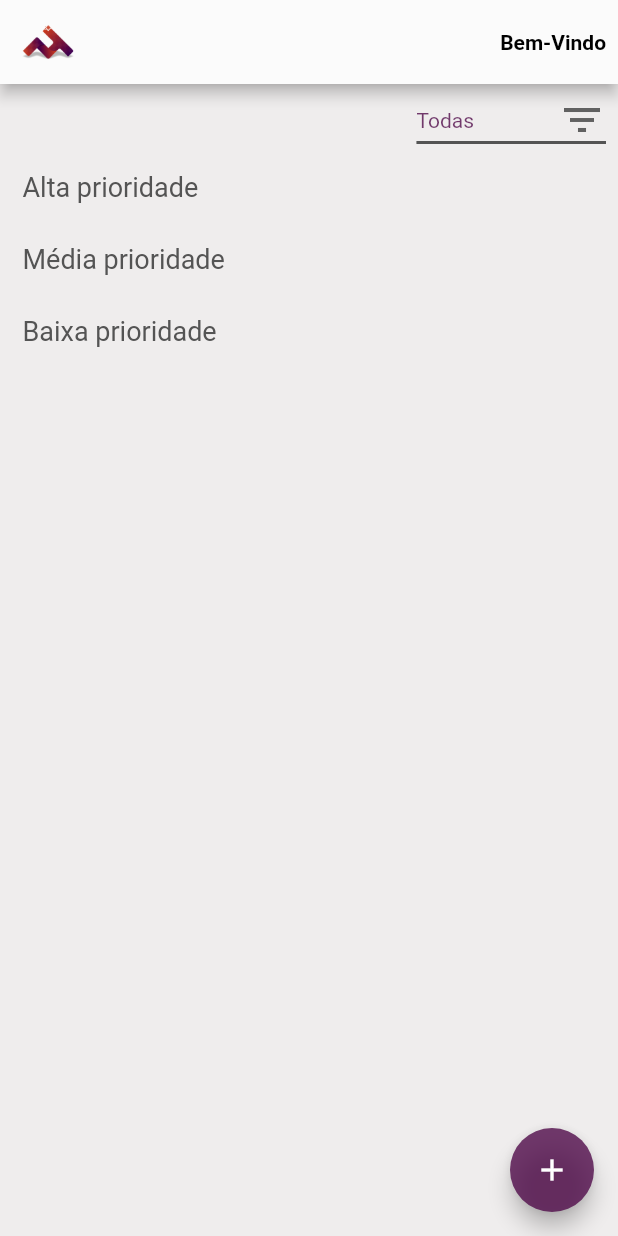
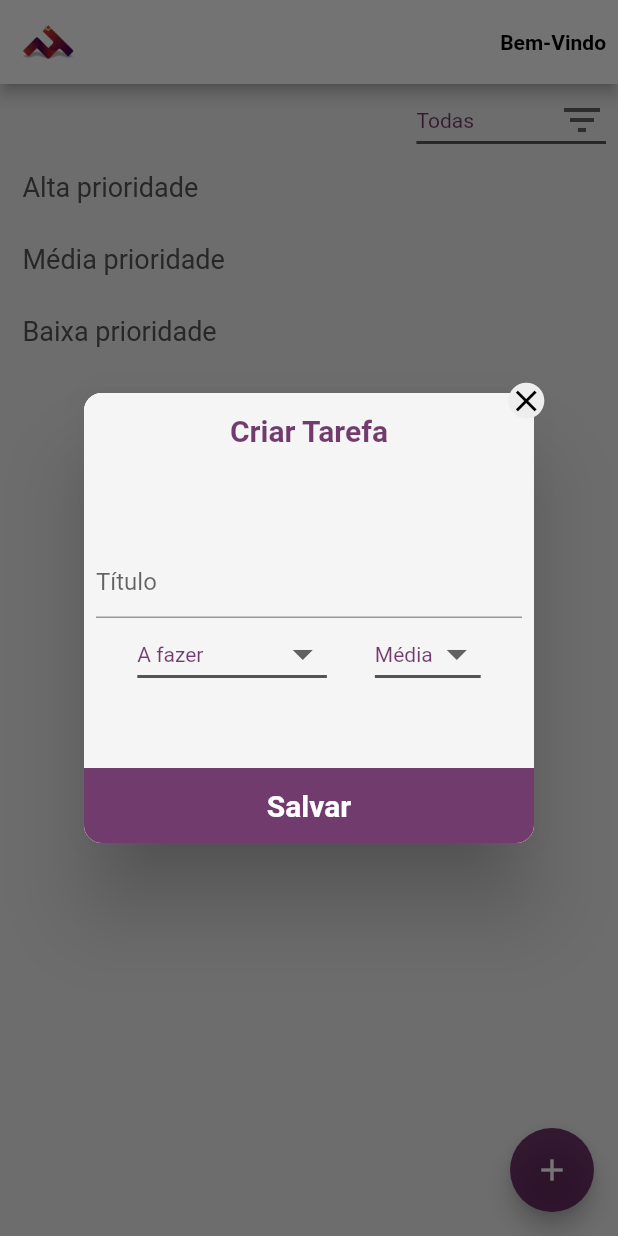
Before and after one commit to mrgr4v3s/mega_task, a Flutter app: the HomePage screen opened directly, after a tap on the "add" icon, on a phone screen of 412 x 824 dp. Run offline on Flutter 3.47's test engine with Material 2 defaults, Android fonts, the phone set to English and light mode, and no system bars; our stand-ins replace firebase_auth, sqflite; accounts and stored records are empty; statements that could not run were skipped.

Commit message:
Criação dos pop-ups para cadastro e edição de tarefas

```diff
--- /dev/null
+++ b/lib/ui/cadastroDialog.dart
@@ -0,0 +1,225 @@
+import 'package:flutter/material.dart';
+import 'package:flutter/rendering.dart';
+
+class CadastroDialog extends StatefulWidget {
+  @override
+  State<StatefulWidget> createState() => _CadastroDialogState();
+
+}
+
+class _CadastroDialogState extends State<CadastroDialog> {
+
+  String dropdownValueStatus = 'A fazer';
+  String dropdownValuePrioridade = 'Média';
+
+  final _tituloController = TextEditingController();
+
+  final _formKey = GlobalKey<FormState>();
+
+  Color _colorText = Color(0xFF545454);
+
+  @override
+  void iniState() {
+    super.initState();
+  }
+
+  @override
+  Widget build(BuildContext context) {
+    return Dialog(
+      shape: RoundedRectangleBorder(
+        borderRadius: BorderRadius.circular(12.0),
+      ),
+      child: Container(
+        decoration: BoxDecoration(
+          borderRadius: BorderRadius.circular(20.0),
+        ),
+        height: 300.0,
+        width: 300.0,
+        child: Stack(
+          children: <Widget>[
+            Container(
+              width: double.infinity,
+              height: 300,
+              decoration: BoxDecoration(
+                color: Colors.grey[100],
+                borderRadius: BorderRadius.circular(12.0),
+              ),
+            ),
+            Container(
+              width: double.infinity,
+              height: 50,
+              alignment: Alignment.bottomCenter,
+              decoration: BoxDecoration(
+                color: Colors.grey[100],
+                borderRadius: BorderRadius.only(
+                  topLeft: Radius.circular(12),
+                  topRight: Radius.circular(12),
+                ),
+              ),
+              child: Align(
+                alignment: Alignment.center,
+                child: Text(
+                  "Criar Tarefa",
+                  style: TextStyle(
+                      color: Color.fromRGBO(81, 12, 75, 0.8),
+                      fontSize: 20,
+                      fontWeight: FontWeight.w600),
+                ),
+              ),
+            ),
+            Align(
+                alignment: Alignment.center,
+                child: Padding(
+                  padding: EdgeInsets.only(
+                      left: 8.0,
+                      right: 8.0
+                  ),
+                  child: Column(
+                    mainAxisAlignment: MainAxisAlignment.center,
+                    children: <Widget>[
+                      Form(
+                        key: _formKey,
+                        child: TextFormField(
+                          controller: _tituloController,
+                          decoration: InputDecoration(
+                              hintText: "Título" ,
+                              labelStyle: TextStyle(
+                                  color: Color.fromRGBO(173, 173, 173, 1),
+                                  fontSize: 55
+                              )
+                          ),
+                          // ignore: missing_return
+                          validator: (String text){
+                            if(text.isEmpty) return "Título inválido";
+                          },
+                        ),
+                      ),
+                      Row (
+                        mainAxisAlignment: MainAxisAlignment.center,
+                        children: <Widget>[
+                          Padding(
+                            padding: EdgeInsets.only(right: 16.0),
+                            child: _cadastro_dropdownButtonStatus(),
+                          ),
+                          Padding(
+                            padding: EdgeInsets.only(left: 16.0),
+                            child: _cadastro_dropdownButtonPrioridade(),
+                          )
+                        ],
+                      ),
+                    ],
+                  ),
+                )
+            ),
+            Align(
+              alignment: Alignment.bottomCenter,
+              child: InkWell(
+                onTap: () {
+                  Navigator.pop(context);
+                },
+                child: Container(
+                    width: double.infinity,
+                    height: 50,
+                    decoration: BoxDecoration(
+                      color: Color.fromRGBO(81, 12, 75, 0.8),
+                      borderRadius: BorderRadius.only(
+                        bottomLeft: Radius.circular(12),
+                        bottomRight: Radius.circular(12),
+                      ),
+                    ),
+                    child: MaterialButton(
+                      child: Text(
+                        "Salvar",
+                        style: TextStyle(
+                            color: Colors.white,
+                            fontSize: 20,
+                            fontWeight: FontWeight.w600),
+                      ),
+                      onPressed: () {
+                        print("oi");
+                      },
+                    )),
+              ),
+            ),
+            Align(
+              // These values are based on trial & error method
+              alignment: Alignment(1.05, -1.05),
+              child: InkWell(
+                onTap: () {
+                  Navigator.pop(context);
+                },
+                child: Container(
+                  decoration: BoxDecoration(
+                    color: Colors.grey[200],
+                    borderRadius: BorderRadius.circular(12),
+                  ),
+                  child: Icon(
+                    Icons.close,
+                    color: Colors.black,
+                  ),
+                ),
+              ),
+            ),
+          ],
+        ),
+      ),
+    );
+  }
+
+  Widget _cadastro_dropdownButtonStatus() {
+    return DropdownButton<String>(
+      value: dropdownValueStatus,
+      icon: Icon(Icons.arrow_drop_down),
+      iconSize: 32,
+      elevation: 16,
+      style: TextStyle(
+        color: Color.fromRGBO(81, 12, 75, 0.8),
+      ),
+      underline: Container(
+        height: 2,
+        color: _colorText,
+      ),
+      onChanged: (String newValue) {
+        setState(() {
+          dropdownValueStatus = newValue;
+        });
+      },
+      items: <String>['A fazer', 'Em andamento', 'Concluida']
+          .map<DropdownMenuItem<String>>((String value) {
+        return DropdownMenuItem<String>(
+          value: value,
+          child: Text(value),
+        );
+      }).toList(),
+    );
+  }
+
+  Widget _cadastro_dropdownButtonPrioridade() {
+    return DropdownButton<String>(
+      value: dropdownValuePrioridade,
+      icon: Icon(Icons.arrow_drop_down),
+      iconSize: 32,
+      elevation: 16,
+      style: TextStyle(
+        color: Color.fromRGBO(81, 12, 75, 0.8),
+      ),
+      underline: Container(
+        height: 2,
+        color: _colorText,
+      ),
+      onChanged: (String newValue) {
+        setState(() {
+          dropdownValuePrioridade = newValue;
+        });
+      },
+      items: <String>['Alta', 'Média', 'Baixa']
+          .map<DropdownMenuItem<String>>((String value) {
+        return DropdownMenuItem<String>(
+          value: value,
+          child: Text(value),
+        );
+      }).toList(),
+    );
+  }
+
+}
--- a/lib/ui/home_page.dart
+++ b/lib/ui/home_page.dart
@@ -1,6 +1,7 @@
 import 'package:flutter/material.dart';
 import 'package:flutter/rendering.dart';
 import 'package:mega_task/helpers/tarefas_helper.dart';
+import 'package:mega_task/ui/cadastroDialog.dart';
 
 class HomePage extends StatefulWidget {
   @override
@@ -10,23 +11,19 @@ class HomePage extends StatefulWidget {
 class _HomePageState extends State<HomePage> {
   TarefasHelper helper = TarefasHelper();
 
-  List<Tarefas> listAllTarefas = List();
+  final _formKey = GlobalKey<FormState>();
+
+  List<Tarefas> listTarefasAltaPrioridade = List();
+  List<Tarefas> listTarefasMediaPrioridade = List();
+  List<Tarefas> listTarefasBaixaPrioridade = List();
+
+  final _tituloController = TextEditingController();
 
   Color _colorText = Color(0xFF545454);
   Color _background = Color(0xFFEFEDED);
 
-  String dropdownValue = 'Todas';
+  String dropdownValueFilter = 'Todas';
 
-  @override
-  void initState() {
-    super.initState();
-
-    helper.getAllTarefas().then((list) {
-      setState(() {
-        listAllTarefas = list;
-      });
-    });
-  }
 
   @override
   Widget build(BuildContext context) {
@@ -54,7 +51,9 @@ class _HomePageState extends State<HomePage> {
         ),
         backgroundColor: Color.fromRGBO(239, 237, 237, 1),
         floatingActionButton: FloatingActionButton(
-          onPressed: () {},
+          onPressed: () {
+            showDialog(context: context, builder: (context) => CadastroDialog());
+          },
           child: Icon(Icons.add),
           backgroundColor: Color.fromRGBO(81, 12, 75, 0.8),
         ),
@@ -64,16 +63,6 @@ class _HomePageState extends State<HomePage> {
             child: Column(
               crossAxisAlignment: CrossAxisAlignment.start,
               children: <Widget>[
-                /*Container(
-              padding: EdgeInsets.fromLTRB(15.0, 10.0, 15.0, 1.0),
-              child: TextField(
-                decoration: InputDecoration(
-                    icon: Icon(Icons.add),
-                    hintText: "Criar Tarefa",
-                    labelStyle: TextStyle(
-                        color: Color.fromRGBO(173, 173, 173, 1), fontSize: 55)),
-              ),
-            ),*/
                 Row(
                   mainAxisAlignment: MainAxisAlignment.end,
                   children: <Widget>[
@@ -119,9 +108,10 @@ class _HomePageState extends State<HomePage> {
         ));
   }
 
+  // ignore: non_constant_identifier_names
   Widget _filtro_dropdownButton() {
     return DropdownButton<String>(
-      value: dropdownValue,
+      value: dropdownValueFilter,
       icon: Icon(Icons.filter_list),
       iconSize: 32,
       elevation: 16,
@@ -134,8 +124,9 @@ class _HomePageState extends State<HomePage> {
       ),
       onChanged: (String newValue) {
         setState(() {
-          dropdownValue = newValue;
+          dropdownValueFilter = newValue;
         });
+        _obterTarefasPrioridade(newValue, "Todas");
       },
       items: <String>['Todas', 'A fazer', 'Em andamento', 'Concluida']
           .map<DropdownMenuItem<String>>((String value) {
@@ -156,4 +147,169 @@ class _HomePageState extends State<HomePage> {
       ),
     );
   }
+
+  @override
+  void initState() {
+    super.initState();
+    _obterTarefasPrioridade("Todas", "");
+
+    //helper.tarefasTeste();
+  }
+
+  void _addToDo() {
+    setState(() {
+      Tarefas t = new Tarefas();
+
+      t.titulo = _tituloController.text;
+      _tituloController.text = "";
+
+      t.status = "A fazer";
+      t.prioridade = "Alta";
+
+      //t.status = _statusController.text;
+      //_statusController.text = "";
+
+      //t.prioridade = _prioridadeController.text;
+      //_prioridadeController.text = "";
+
+      helper.saveTarefa(t);
+
+      switch (t.prioridade) {
+        case "Alta":
+          {
+            listTarefasAltaPrioridade.add(t);
+            break;
+          }
+        case "Media":
+          {
+            listTarefasMediaPrioridade.add(t);
+            break;
+          }
+        case "Baixa":
+          {
+            listTarefasBaixaPrioridade.add(t);
+            break;
+          }
+      }
+    });
+  }
+
+  void _excluirTarefa(Tarefas t) {
+    helper.deleteTarefa(t.id);
+    setState(() {
+      switch (t.prioridade) {
+        case "Alta":
+          {
+            listTarefasAltaPrioridade.remove(t);
+            break;
+          }
+        case "Media":
+          {
+            listTarefasMediaPrioridade.remove(t);
+            break;
+          }
+        case "Baixa":
+          {
+            listTarefasBaixaPrioridade.remove(t);
+            break;
+          }
+      }
+    });
+  }
+
+  void _getUpdt(Tarefas t) {}
+
+  void _postUpdt(Tarefas t) {
+    //t.titulo = ;
+    //t.prioridade = ;
+    //t.status = ;
+    helper.updateTarefa(t);
+  }
+
+  void _obterTarefasPrioridade(String status, String prioridade) {
+    if (status == "Todas" && prioridade.isEmpty) {
+      setState(() {
+        helper.getTarefas(status, "Alta").then((list) {
+          listTarefasAltaPrioridade = list;
+        });
+        helper.getTarefas(status, "Media").then((list) {
+          listTarefasMediaPrioridade = list;
+        });
+        helper.getTarefas(status, "Baixa").then((list) {
+          listTarefasBaixaPrioridade = list;
+        });
+      });
+    } else if (status.isNotEmpty && prioridade == "Todas") {
+      setState(() {
+        helper.getTarefas(status, "Alta").then((list) {
+          listTarefasAltaPrioridade = list;
+        });
+        helper.getTarefas(status, "Media").then((list) {
+          listTarefasMediaPrioridade = list;
+        });
+        helper.getTarefas(status, "Baixa").then((list) {
+          listTarefasBaixaPrioridade = list;
+        });
+      });
+    } else if (prioridade == "Alta") {
+      helper.getTarefas(status, prioridade).then((list) {
+        setState(() {
+          listTarefasAltaPrioridade = list;
+        });
+      });
+    } else if (prioridade == "Media") {
+      helper.getTarefas(status, prioridade).then((list) {
+        setState(() {
+          listTarefasMediaPrioridade = list;
+        });
+      });
+    } else if (prioridade == "Baixa") {
+      helper.getTarefas(status, prioridade).then((list) {
+        setState(() {
+          listTarefasBaixaPrioridade = list;
+        });
+      });
+    }
+  }
+
+  // ignore: missing_return
+  Widget _tarefaList(BuildContext context, int index, String prioridade) {
+    if (prioridade == "Alta") {
+      if (listTarefasAltaPrioridade.length > 0) {
+        return ListTile(
+          title: Text(
+            listTarefasAltaPrioridade[index].titulo,
+          ),
+          onTap: () {
+            _excluirTarefa(listTarefasAltaPrioridade[index]);
+          },
+        );
+      }
+      return ListTile(title: Text("VAZIO"));
+    } else if (prioridade == "Media") {
+      if (listTarefasMediaPrioridade.length > 0) {
+        return ListTile(
+          title: Text(
+            listTarefasMediaPrioridade[index].titulo,
+          ),
+          onTap: () {
+            _excluirTarefa(listTarefasMediaPrioridade[index]);
+          },
+        );
+      }
+      return ListTile(title: Text("VAZIO"));
+    } else if (prioridade == "Baixa") {
+      if (listTarefasBaixaPrioridade.length > 0) {
+        return ListTile(
+          title: Text(
+            listTarefasBaixaPrioridade[index].titulo,
+          ),
+          onTap: () {
+            _excluirTarefa(listTarefasBaixaPrioridade[index]);
+          },
+        );
+      }
+      return ListTile(title: Text("VAZIO"));
+    }
+  }
 }
```
Also changed, not shown: lib/ui/editarDialog.dart (added, +244 -0 lines).
